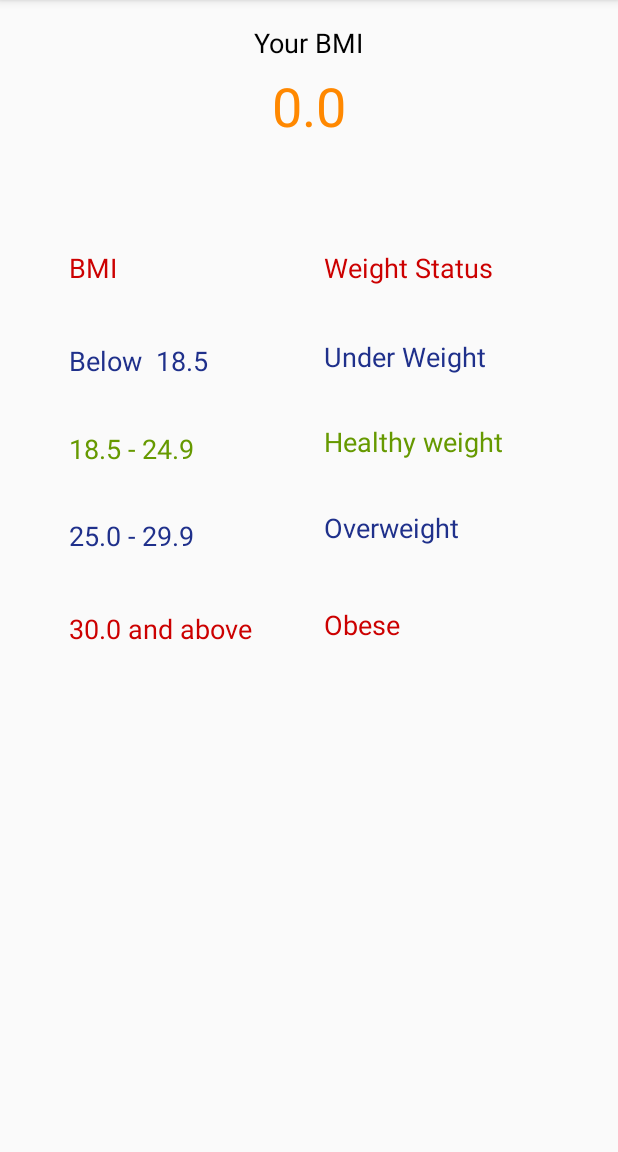
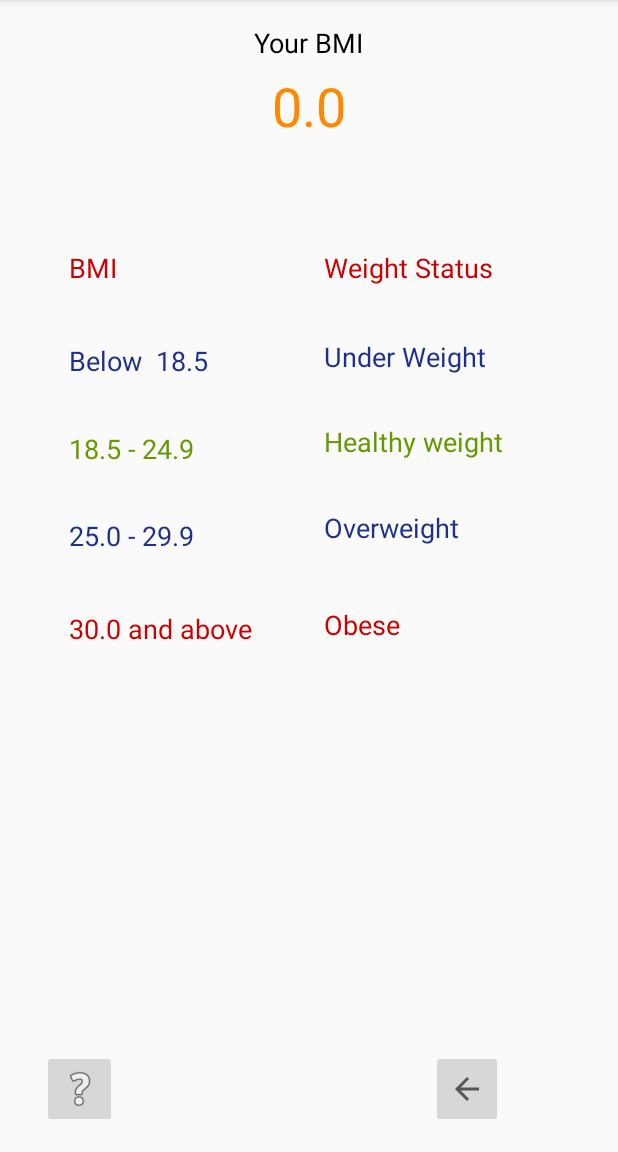
Before and after one commit to nhumnguyen/BMIcalulator, an Android app: the InfoPage screen opened directly, with no data from a screen before it, on a phone screen of 412 x 824 dp, the part 84-1236 px from its top. Run offline under Robolectric (Android 15) with nearby library versions, the phone set to English and light mode, and no system bars.

```diff
--- a/app/src/main/java/com/example/nhung/bmicalculator/InfoPage.java
+++ b/app/src/main/java/com/example/nhung/bmicalculator/InfoPage.java
@@ -1,13 +1,19 @@
 package com.example.nhung.bmicalculator;
 
 import android.content.Intent;
+import android.icu.text.IDNA;
+import android.net.Uri;
 import android.support.v7.app.AppCompatActivity;
 import android.os.Bundle;
+import android.view.View;
+import android.widget.ImageButton;
 import android.widget.TextView;
 
 public class InfoPage extends AppCompatActivity {
 
     TextView bmi;
+    ImageButton webButton;
+    ImageButton backButton;
 
     protected void onCreate(Bundle savedInstanceState) {
         super.onCreate(savedInstanceState);
@@ -19,7 +25,28 @@ public class InfoPage extends AppCompatActivity {
         bmi = (TextView) findViewById(R.id.bmiBox);
         bmi.setText(String.format("%.1f",value));
 
+        webButton = (ImageButton) findViewById(R.id.webButton);
+        webButton.setOnClickListener(new View.OnClickListener() {
+            @Override
+            public void onClick(View v) {
+                String url = "https://www.cdc.gov/healthyweight/assessing/bmi/adult_bmi/index.html";
+                Intent i = new Intent(Intent.ACTION_VIEW);
 
+                i.setData(Uri.parse(url));
+                startActivity(i);
+            }
+        });
+
+
+        backButton = (ImageButton) findViewById(R.id.backButton);
+        backButton.setOnClickListener(new View.OnClickListener() {
+            @Override
+            public void onClick(View v) {
+                Intent back = new Intent(InfoPage.this, MainActivity.class);
+                //back.putExtra("bmi", bmi); //passing value
+                InfoPage.this.startActivity(back);
+            }
+        });
 
     }
 }
--- a/app/src/main/res/layout/activity_info_page.xml
+++ b/app/src/main/res/layout/activity_info_page.xml
@@ -1,5 +1,6 @@
 <?xml version="1.0" encoding="utf-8"?>
 <RelativeLayout xmlns:android="http://schemas.android.com/apk/res/android"
+    xmlns:app="http://schemas.android.com/apk/res-auto"
     xmlns:tools="http://schemas.android.com/tools"
     android:id="@+id/activity_info_page"
     android:layout_width="match_parent"
@@ -141,4 +142,27 @@
         android:layout_marginTop="388dp"
         android:textColor="@android:color/holo_red_dark" />
 
+    <ImageButton
+        android:layout_width="wrap_content"
+        android:layout_height="wrap_content"
+        app:srcCompat="@android:drawable/ic_menu_help"
+        android:layout_alignParentBottom="true"
+        android:layout_alignParentLeft="true"
+        android:layout_alignParentStart="true"
+        android:layout_marginLeft="12dp"
+        android:layout_marginStart="12dp"
+        android:id="@+id/webButton"
+        android:layout_alignRight="@+id/textView13"
+        android:layout_alignEnd="@+id/textView13" />
+
+    <ImageButton
+        android:layout_width="wrap_content"
+        android:layout_height="wrap_content"
+        app:srcCompat="?attr/actionModeCloseDrawable"
+        android:id="@+id/backButton"
+        android:layout_alignParentBottom="true"
+        android:layout_alignRight="@+id/textView28"
+        android:layout_alignEnd="@+id/textView28"
+        android:layout_alignTop="@+id/webButton" />
+
 </RelativeLayout>
```
Also changed, not shown: app/src/main/java/com/example/nhung/bmicalculator/MainActivity.java (+15 -2 lines).
